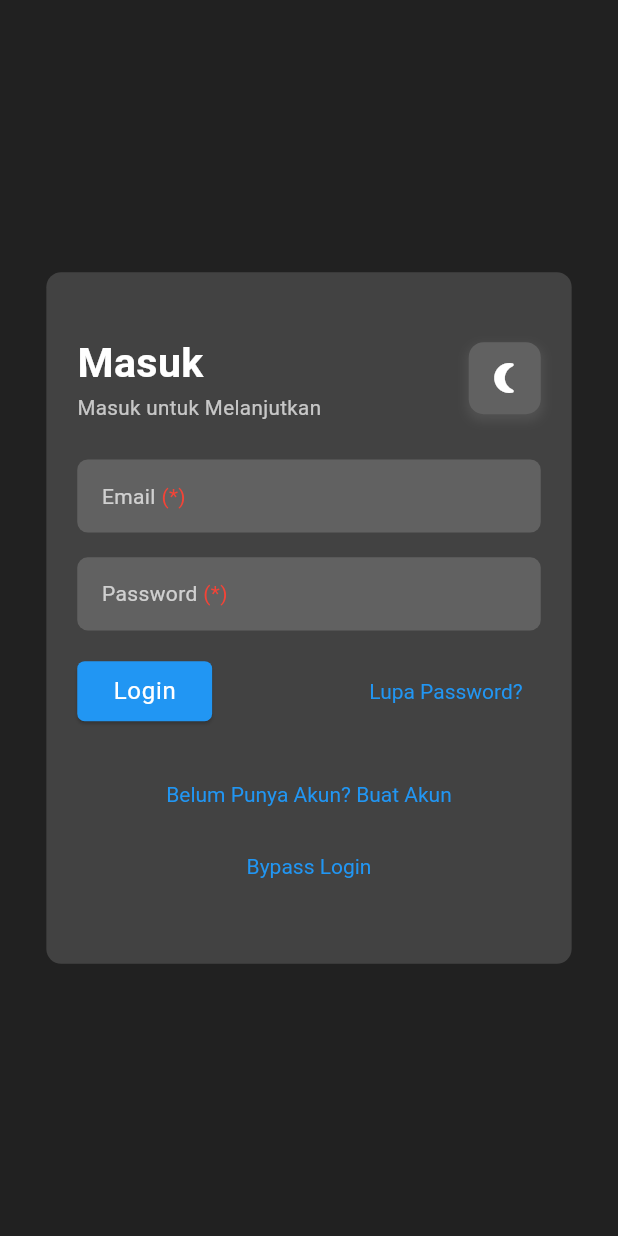
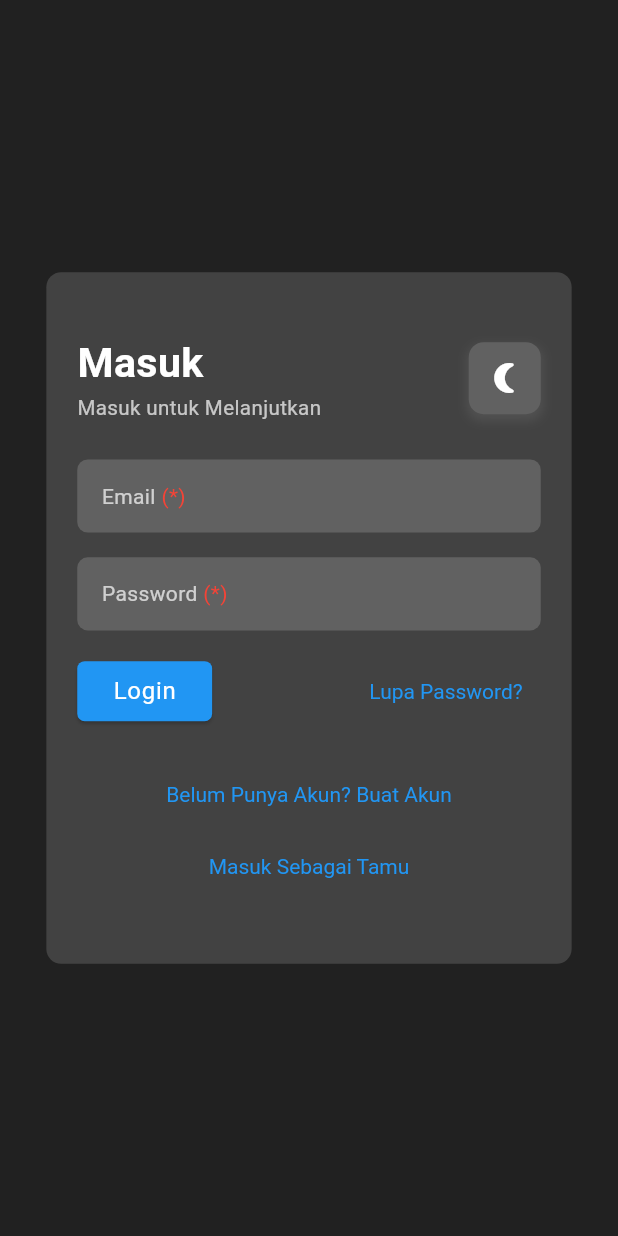
Before and after one commit to izasoerya/agrihub, a Flutter app: the screen it shows after launch, on a phone screen of 412 x 824 dp. Run offline on Flutter 3.47's test engine with Material 3 defaults, Android fonts, the phone set to English and light mode, and no system bars; our stand-ins replace device_info_plus, file_picker, flutter_bloc, flutter_dotenv, flutter_screenutil, geolocator and 5 more; missing offline and left inert: excel; accounts and stored records are empty.

Commit message:
login as tamu

```diff
--- a/lib/app/blocs/user_logged_state.dart
+++ b/lib/app/blocs/user_logged_state.dart
@@ -19,7 +19,7 @@ class UserLoggedState {
 
 class UserLoggedStateBloc extends Bloc<UserLoggedEvent, UserLoggedState> {
   UserLoggedStateBloc()
-      : super(UserLoggedState(isLogged: false, user: defaultUser)) {
+      : super(UserLoggedState(isLogged: false, user: defaultUser.user)) {
     on<ToggleUserLoggedInEvent>((event, emit) {
       emit(UserLoggedState(isLogged: !state.isLogged, user: event.user));
     });
--- a/lib/app/presentation/layout/app_layout.dart
+++ b/lib/app/presentation/layout/app_layout.dart
@@ -38,8 +38,8 @@ class AppLayout extends StatelessWidget {
               ListTile(
                 title: const Text('Download CSV'),
                 leading: const Icon(Icons.download),
-                onTap: () async => UtilExcel().createExcel(
-                    await ServiceMarker().fetchListMarker(defaultUser.uid)),
+                onTap: () async => UtilExcel().createExcel(await ServiceMarker()
+                    .fetchListMarker(defaultUser.user.uid)),
               ),
               ListTile(
                 title: const Text('Logout'),
--- a/lib/app/presentation/pages/dashboard.dart
+++ b/lib/app/presentation/pages/dashboard.dart
@@ -1,6 +1,8 @@
 import 'package:agrihub_new/app/presentation/widgets/organism/floating_map_button.dart';
 import 'package:agrihub_new/app/use_cases/gps_controller.dart';
 import 'package:agrihub_new/app/use_cases/marker_controller.dart';
+import 'package:agrihub_new/utils/default_user.dart';
+import 'package:agrihub_new/utils/enumerator.dart';
 import 'package:flutter/material.dart';
 import 'package:flutter_bloc/flutter_bloc.dart';
 import 'package:agrihub_new/app/blocs/marker_state.dart';
@@ -56,7 +58,8 @@ class _DashboardPageState extends State<DashboardPage> {
                       setState(() => _controller = controller);
                     },
                   ),
-                  if (_controller != null)
+                  if (_controller != null &&
+                      defaultUser.type == UserTypes.farmer)
                     Positioned(
                       bottom: 20,
                       right: 20,
--- a/lib/app/presentation/pages/login.dart
+++ b/lib/app/presentation/pages/login.dart
@@ -97,18 +97,8 @@ class _LoginPageState extends State<LoginPage> {
                 child: const Text('Belum Punya Akun? Buat Akun'),
               ),
               TextButton(
-                onPressed: () async {
-                  final res = await const AuthController().signIn(
-                    'alan@gmail.com',
-                    'alanalan',
-                  );
-                  if (context.mounted) {
-                    res
-                        ? ModalSnackbar(context).show('Login Berhasil')
-                        : ModalSnackbar(context).show('Login Gagal');
-                  }
-                },
-                child: const Text('Bypass Login'),
+                onPressed: () => AuthController().signInAsBuyer(),
+                child: const Text('Masuk Sebagai Tamu'),
               ),
             ],
           ),
--- a/lib/app/presentation/widgets/atom/modal_snackbar.dart
+++ b/lib/app/presentation/widgets/atom/modal_snackbar.dart
@@ -6,9 +6,7 @@ class ModalSnackbar {
 
   void show(String message) {
     ScaffoldMessenger.of(context).showSnackBar(
-      const SnackBar(
-        content: Text('Email atau Password Salah'),
-      ),
+      SnackBar(content: Text(message)),
     );
   }
 }
--- a/lib/app/presentation/widgets/organism/modal_bottom_sheet.dart
+++ b/lib/app/presentation/widgets/organism/modal_bottom_sheet.dart
@@ -225,8 +225,8 @@ class _ModalBottomSheetState extends State<ModalBottomSheet> {
                 AddMarkerData(
                   marker: EntitiesMarker(
                     uid: '',
-                    uidCreator: defaultUser.uid,
-                    uidUser: [defaultUser.uid],
+                    uidCreator: defaultUser.user.uid,
+                    uidUser: [defaultUser.user.uid],
                     name: _nameController.text,
                     description: _descriptionController.text,
                     strain: PlantStrainExtension.parseToEnum(_selectedPlant!),
--- a/lib/domain/entities/e_user.dart
+++ b/lib/domain/entities/e_user.dart
@@ -1,3 +1,5 @@
+import 'package:agrihub_new/utils/enumerator.dart';
+
 class EntitiesUser {
   final String uid;
   final String name;
@@ -16,6 +18,7 @@ class EntitiesUser {
     String? name,
     String? email,
     String? password,
+    UserTypes? type,
   }) {
     return EntitiesUser(
       uid: uid ?? this.uid,
--- a/lib/utils/default_user.dart
+++ b/lib/utils/default_user.dart
@@ -1,8 +1,26 @@
 import 'package:agrihub_new/domain/entities/e_user.dart';
+import 'package:agrihub_new/utils/enumerator.dart';
 
-EntitiesUser defaultUser = EntitiesUser(
-  uid: 'NULL',
-  email: 'NULL',
-  password: 'NULL',
-  name: 'NULL',
+class LoggedUser {
+  final EntitiesUser user;
+  final UserTypes type;
+
+  LoggedUser({required this.user, required this.type});
+}
+
+LoggedUser defaultUser = LoggedUser(
+  user: EntitiesUser(
+    uid: 'NULL',
+    email: 'NULL',
+    password: 'NULL',
+    name: 'NULL',
+  ),
+  type: UserTypes.buyer,
 );
+
+// EntitiesUser defaultUser = EntitiesUser(
+//   uid: 'NULL',
+//   email: 'NULL',
+//   password: 'NULL',
+//   name: 'NULL',
+// );
```
Also changed, not shown: lib/app/blocs/marker_state.dart (+8 -4 lines), lib/app/presentation/widgets/atom/custom_info_window.dart (+7 -3 lines), lib/app/use_cases/auth_controller.dart (+19 -1 lines), lib/domain/infrastructure/i_marker.dart (+19 -4 lines), lib/domain/service/s_marker.dart (+9 -6 lines), lib/utils/enumerator.dart (+21 -6 lines).
